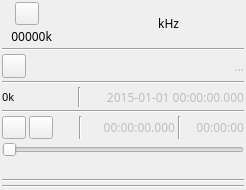
The window that plugins/samplesource/filesource/filesourcegui.ui (f4exb/sdrangel) describes before a commit, drawn with Qt 5.
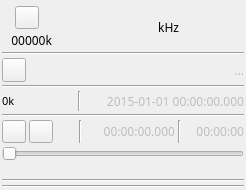
The same window after the commit. Icons and pictures are not drawn. Custom widgets are drawn as their Qt base class.

What changed in the file:
```diff
--- a/plugins/samplesource/filesource/filesourcegui.ui
+++ b/plugins/samplesource/filesource/filesourcegui.ui
@@ -49,6 +49,9 @@
    </property>
    <item>
     <layout class="QHBoxLayout" name="horizontalLayout_freq">
+     <property name="topMargin">
+      <number>4</number>
+     </property>
      <item>
       <layout class="QVBoxLayout" name="deviceUILayout">
        <item>
```
Left out of the diff: 2 changed lines with no effect on the pictures.
